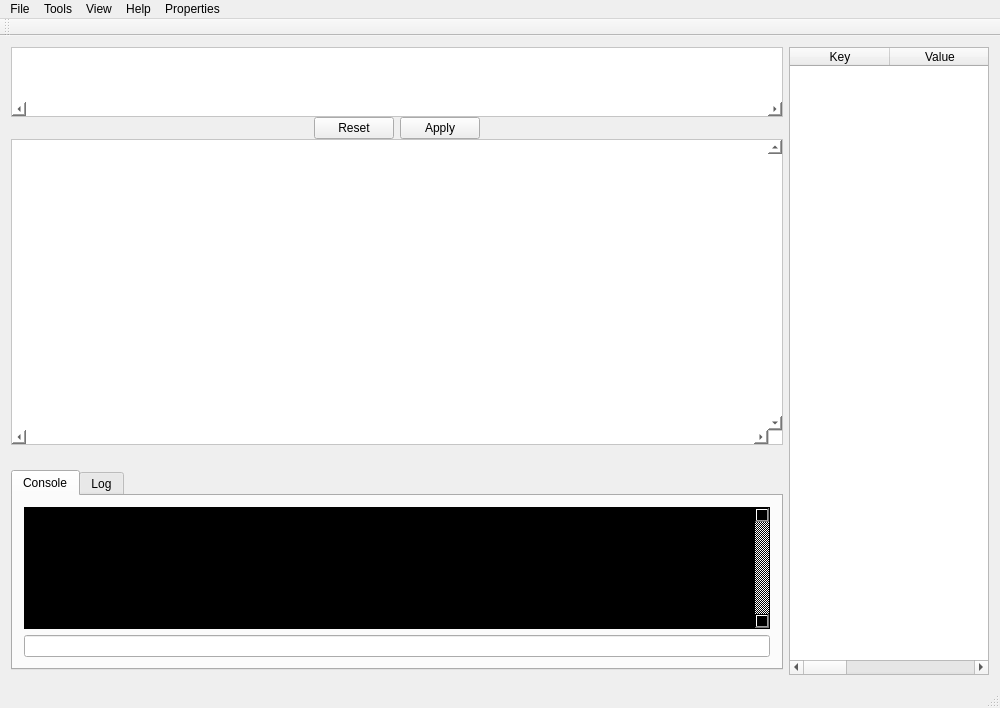
Before: the Qt Designer form src_gui/mainwindow.ui in tadasamantri/anise_gui, drawn with Qt 5.
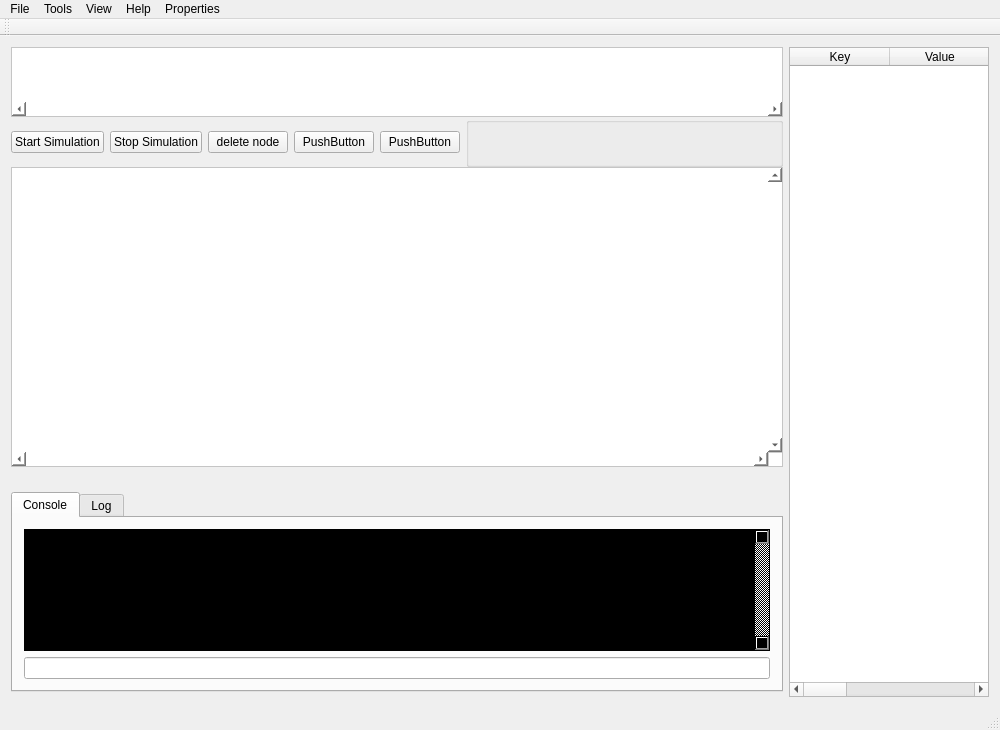
After: the same form once the commit is applied. Custom widgets are drawn as their Qt base class.

Commit message: added some buttons for user control

```diff
--- a/src_gui/mainwindow.ui
+++ b/src_gui/mainwindow.ui
@@ -91,14 +91,92 @@
         </widget>
        </item>
        <item>
-        <widget class="QDialogButtonBox" name="buttonBox">
-         <property name="standardButtons">
-          <set>QDialogButtonBox::Apply|QDialogButtonBox::Reset</set>
-         </property>
-         <property name="centerButtons">
-          <bool>true</bool>
-         </property>
-        </widget>
+        <layout class="QHBoxLayout" name="buttons">
+         <item>
+          <widget class="QPushButton" name="start_button">
+           <property name="sizePolicy">
+            <sizepolicy hsizetype="Fixed" vsizetype="Fixed">
+             <horstretch>0</horstretch>
+             <verstretch>0</verstretch>
+            </sizepolicy>
+           </property>
+           <property name="text">
+            <string>Start Simulation</string>
+           </property>
+          </widget>
+         </item>
+         <item>
+          <widget class="QPushButton" name="stop_button">
+           <property name="sizePolicy">
+            <sizepolicy hsizetype="Fixed" vsizetype="Fixed">
+             <horstretch>0</horstretch>
+             <verstretch>0</verstretch>
+            </sizepolicy>
+           </property>
+           <property name="text">
+            <string>Stop Simulation</string>
+           </property>
+          </widget>
+         </item>
+         <item>
+          <widget class="QPushButton" name="delete_button">
+           <property name="sizePolicy">
+            <sizepolicy hsizetype="Fixed" vsizetype="Fixed">
+             <horstretch>0</horstretch>
+             <verstretch>0</verstretch>
+            </sizepolicy>
+           </property>
+           <property name="text">
+            <string>delete node</string>
+           </property>
+          </widget>
+         </item>
+         <item>
+          <widget class="QPushButton" name="pushButton_4">
+           <property name="sizePolicy">
+            <sizepolicy hsizetype="Fixed" vsizetype="Fixed">
+             <horstretch>0</horstretch>
+             <verstretch>0</verstretch>
+            </sizepolicy>
+           </property>
+           <property name="text">
+            <string>PushButton</string>
+           </property>
+          </widget>
+         </item>
+         <item>
+          <widget class="QPushButton" name="pushButton">
+           <property name="sizePolicy">
+            <sizepolicy hsizetype="Fixed" vsizetype="Fixed">
+             <horstretch>0</horstretch>
+             <verstretch>0</verstretch>
+            </sizepolicy>
+           </property>
+           <property name="text">
+            <string>PushButton</string>
+           </property>
+          </widget>
+         </item>
+         <item>
+          <widget class="QGroupBox" name="spacer">
+           <property name="sizePolicy">
+            <sizepolicy hsizetype="MinimumExpanding" vsizetype="Fixed">
+             <horstretch>0</horstretch>
+             <verstretch>0</verstretch>
+            </sizepolicy>
+           </property>
+           <property name="minimumSize">
+            <size>
+             <width>0</width>
+             <height>50</height>
+            </size>
+           </property>
+           <property name="title">
+            <string/>
+           </property>
+          </widget>
+         </item>
+        </layout>
        </item>
        <item>
         <widget class="QScrollArea" name="mesh_edt_area">
@@ -137,7 +215,7 @@
            <rect>
             <x>0</x>
             <y>0</y>
-            <width>766</width>
+            <width>772</width>
             <height>285</height>
            </rect>
           </property>
```
Left out of the diff: 5 changed lines with no effect on the pictures. The commit also changes 2 other files.
